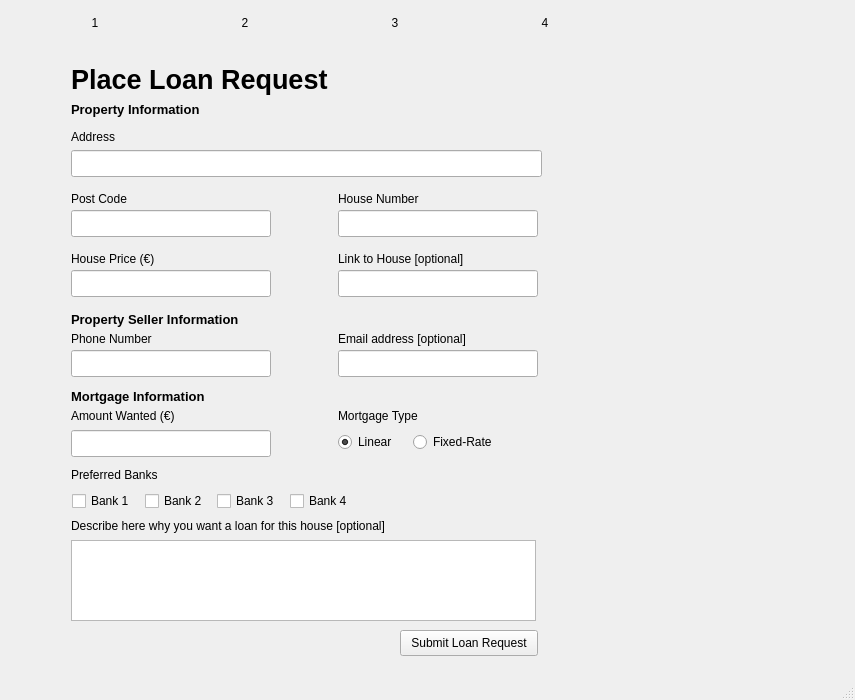
The window that ui/mainwindow.ui (Jumba/decentralized-mortgage-market) describes before a commit, drawn with Qt 5.
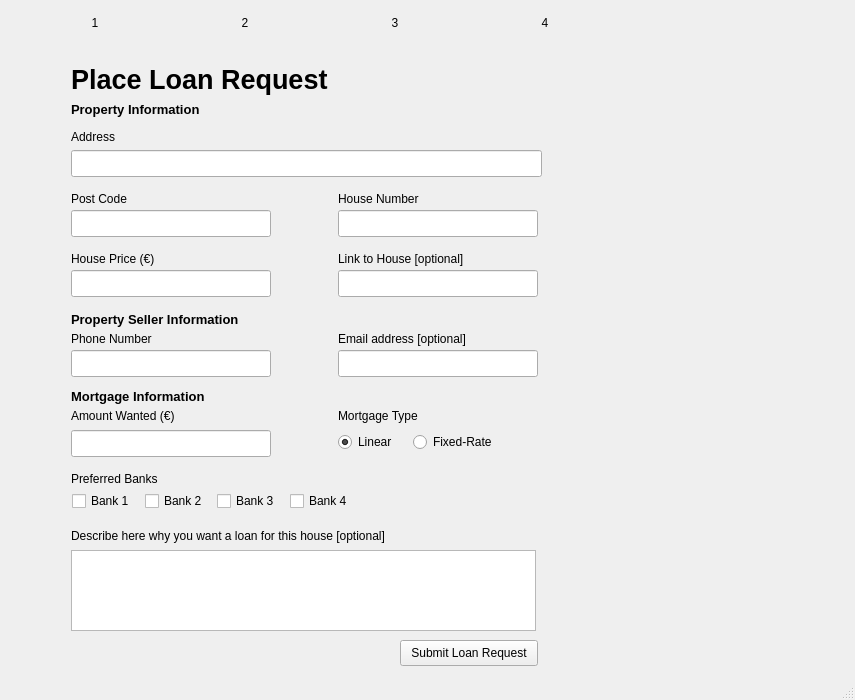
The same window after the commit. The open tabs and pages were chosen to show the change.

What changed in the file:
```diff
--- a/ui/mainwindow.ui
+++ b/ui/mainwindow.ui
@@ -483,7 +483,7 @@
       <property name="geometry">
        <rect>
         <x>400</x>
-        <y>590</y>
+        <y>600</y>
         <width>138</width>
         <height>26</height>
        </rect>
@@ -514,7 +514,7 @@
       <property name="geometry">
        <rect>
         <x>71</x>
-        <y>500</y>
+        <y>510</y>
         <width>465</width>
         <height>81</height>
        </rect>
@@ -636,7 +636,7 @@
       <property name="geometry">
        <rect>
         <x>71</x>
-        <y>426</y>
+        <y>430</y>
         <width>91</width>
         <height>17</height>
        </rect>
@@ -667,7 +667,7 @@
       <property name="geometry">
        <rect>
         <x>71</x>
-        <y>477</y>
+        <y>487</y>
         <width>335</width>
         <height>17</height>
        </rect>
```
Left out of the diff: 4 changed lines with no effect on the pictures.
